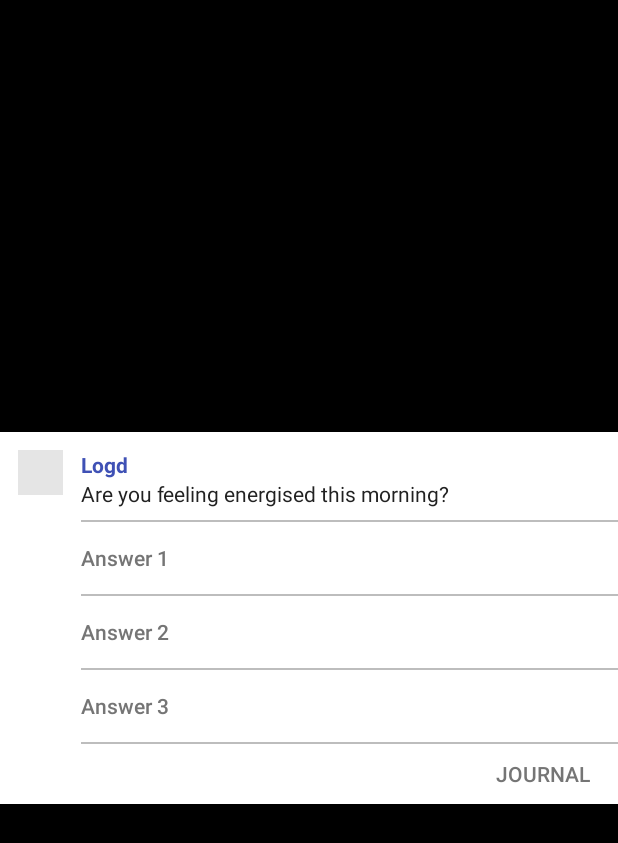
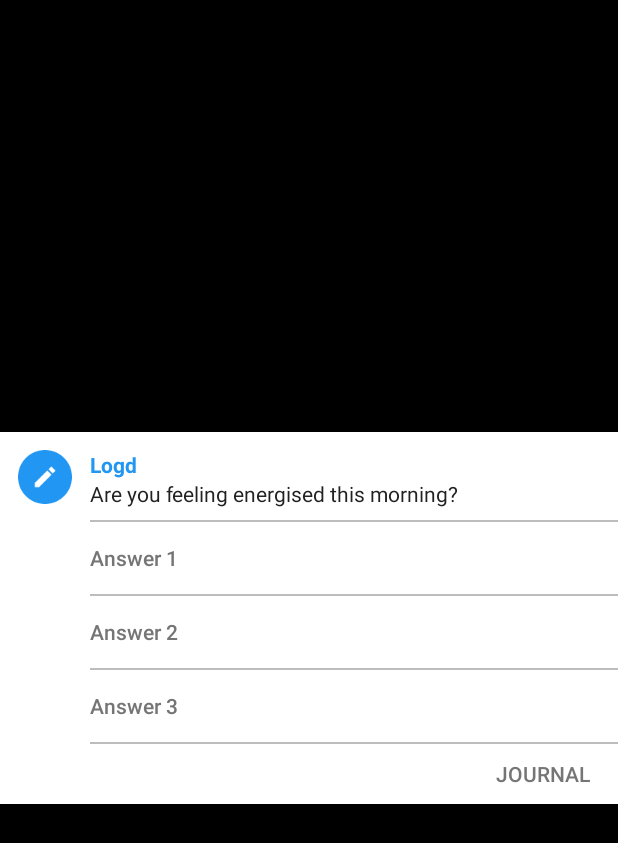
Before and after one commit to devgabrielcoman/logd, an Android app: the AnswerActivity screen opened directly, with no data from a screen before it, on a phone screen of 412 x 824 dp. Shown: the top 843 px of the screen. Run offline under Robolectric (Android 15) with nearby library versions, the phone set to English and light mode, and no system bars; libraries missing offline, so code that uses them is left out: com.jakewharton.rxbinding, rx.android.schedulers, rx.functions; 3 statements that could not run were skipped.

Commit message:
Color scheme ready

```diff
--- a/app/src/main/java/com/gabrielcoman/logd/activities/main/MainActivity.java
+++ b/app/src/main/java/com/gabrielcoman/logd/activities/main/MainActivity.java
@@ -152,7 +152,7 @@ public class MainActivity extends BaseActivity {
                                     TextView date = new TextView(MainActivity.this);
                                     date.setLayoutParams(new ViewGroup.LayoutParams(ViewGroup.LayoutParams.MATCH_PARENT, ViewGroup.LayoutParams.WRAP_CONTENT));
                                     date.setText(vm.getHour());
-                                    date.setTextColor(getResources().getColor(R.color.primary_light));
+                                    date.setTextColor(getResources().getColor(R.color.primary));
                                     holder.addView(date);
 
                                     TextView content = new TextView(MainActivity.this);
--- a/app/src/main/java/com/gabrielcoman/logd/system/alarm/AlarmReceiver.java
+++ b/app/src/main/java/com/gabrielcoman/logd/system/alarm/AlarmReceiver.java
@@ -103,7 +103,7 @@ public class AlarmReceiver extends BroadcastReceiver {
         bigContent.setOnClickPendingIntent(R.id.JournalButton, pendingJournal);
 
         return new NotificationCompat.Builder(context)
-                .setSmallIcon(R.mipmap.ic_launcher)
+                .setSmallIcon(R.drawable.ic_notif)
                 .setTicker(context.getString(R.string.notification_ticker_title))
                 .setAutoCancel(true)
                 .setContentIntent(pendingAnswer)
--- a/app/src/main/res/layout/activity_answer.xml
+++ b/app/src/main/res/layout/activity_answer.xml
@@ -1,13 +1,14 @@
 <RelativeLayout xmlns:android="http://schemas.android.com/apk/res/android"
     android:layout_width="match_parent"
-    android:layout_height="wrap_content">
+    android:layout_height="wrap_content"
+    android:background="@color/colorWhite">
 
     <ImageView
         android:id="@+id/imagenotileft"
-        android:src="@drawable/notifico"
+        android:src="@mipmap/ic_launcher"
         android:padding="12dp"
-        android:layout_width="wrap_content"
-        android:layout_height="wrap_content" />
+        android:layout_width="60dp"
+        android:layout_height="60dp" />
 
     <LinearLayout
         android:id="@+id/title"
--- a/app/src/main/res/layout/notification_custom_big.xml
+++ b/app/src/main/res/layout/notification_custom_big.xml
@@ -5,10 +5,10 @@
 
     <ImageView
         android:id="@+id/imagenotileft"
-        android:src="@drawable/notifico"
+        android:src="@mipmap/ic_launcher"
         android:padding="12dp"
-        android:layout_width="wrap_content"
-        android:layout_height="wrap_content" />
+        android:layout_width="60dp"
+        android:layout_height="60dp" />
 
     <LinearLayout
         android:id="@+id/title"
--- a/app/src/main/res/layout/notification_custom_small.xml
+++ b/app/src/main/res/layout/notification_custom_small.xml
@@ -5,10 +5,10 @@
 
     <ImageView
         android:id="@+id/imagenotileft"
-        android:src="@drawable/notifico"
+        android:src="@mipmap/ic_launcher"
         android:padding="12dp"
-        android:layout_width="wrap_content"
-        android:layout_height="wrap_content" />
+        android:layout_width="60dp"
+        android:layout_height="60dp" />
 
     <LinearLayout
         android:id="@+id/title"
--- a/app/src/main/res/values/colors.xml
+++ b/app/src/main/res/values/colors.xml
@@ -1,10 +1,10 @@
 <?xml version="1.0" encoding="utf-8"?>
 <resources>
     <!-- main colors -->
-    <color name="primary">#3F51B5</color>
-    <color name="primary_dark">#303F9F</color>
-    <color name="primary_light">#C5CAE9</color>
-    <color name="accent">#FFC107</color>
+    <color name="primary">#2196F3</color>
+    <color name="primary_dark">#1976D2</color>
+    <color name="primary_light">#BBDEFB</color>
+    <color name="accent">#FFEB3B</color>
     <color name="primary_text">#212121</color>
     <color name="secondary_text">#757575</color>
     <color name="icons">#FFFFFF</color>
--- a/app/src/main/res/values/styles.xml
+++ b/app/src/main/res/values/styles.xml
@@ -22,7 +22,6 @@
         <item name="android:windowNoTitle">true</item>
         <item name="android:windowIsFloating">true</item>
         <item name="android:backgroundDimEnabled">true</item>
-        <item name="android:background">@color/colorWhite</item>
     </style>
 
 </resources>
```
Also changed, not shown: app/src/main/res/drawable-hdpi/ic_notif.png (added), app/src/main/res/drawable-mdpi/ic_notif.png (added), app/src/main/res/drawable-xhdpi/ic_notif.png (added), app/src/main/res/drawable-xxhdpi/ic_notif.png (added), app/src/main/res/drawable-xxxhdpi/ic_notif.png (added), app/src/main/res/drawable/notifico.png (deleted), app/src/main/res/mipmap-hdpi/ic_launcher.png, app/src/main/res/mipmap-mdpi/ic_launcher.png, app/src/main/res/mipmap-xhdpi/ic_launcher.png, app/src/main/res/mipmap-xxhdpi/ic_launcher.png, app/src/main/res/mipmap-xxxhdpi/ic_launcher.png, 2 other files.
